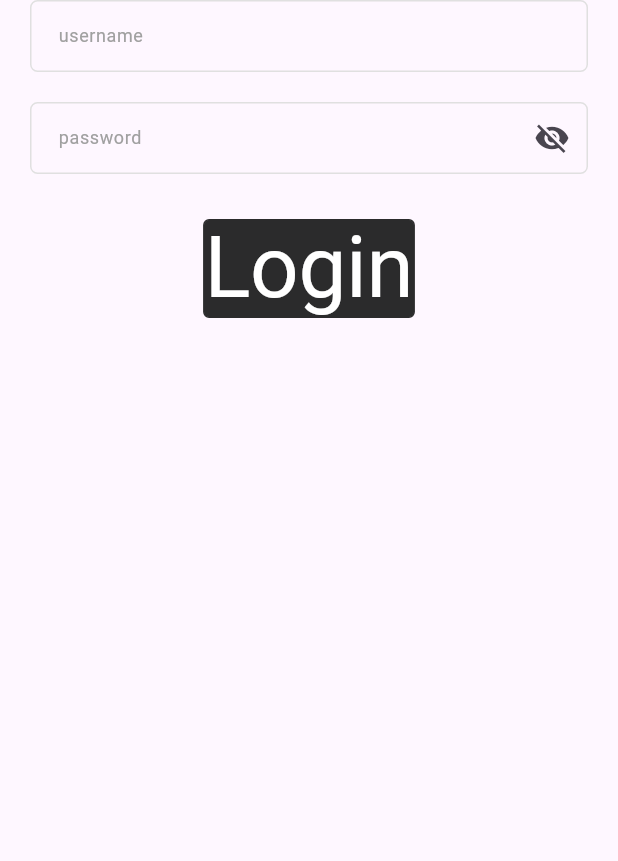
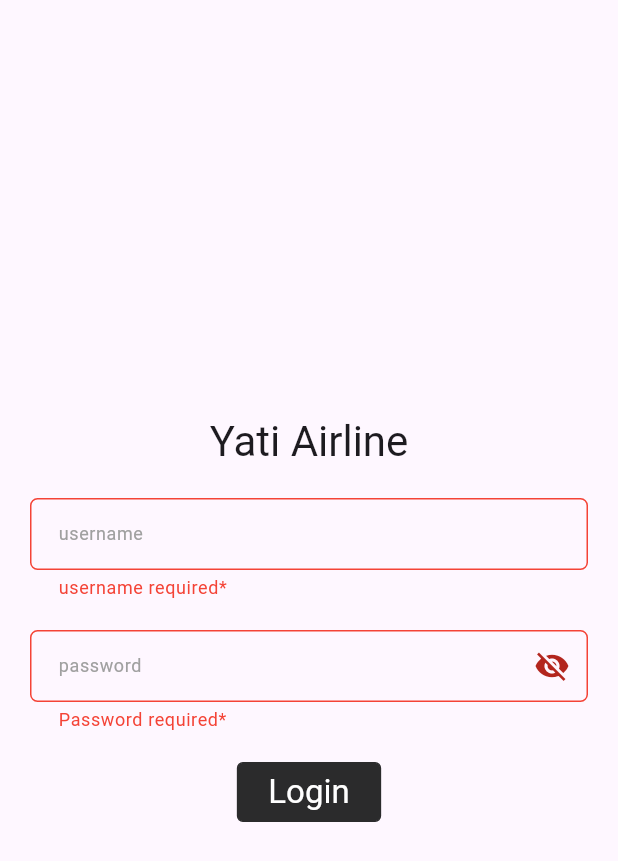
Before and after one commit to rohan-165/yati-airline, a Flutter app: the screen it shows after launch, after a tap on "Login", on a phone screen of 412 x 824 dp. Shown: the top 861 px of the screen. Run offline on Flutter 3.47's test engine with Material 3 defaults, Android fonts, the phone set to English and light mode, and no system bars; our stand-ins replace dartz, dio, flutter_screenutil, fluttertoast, get_it, pretty_dio_logger and 1 more.

Commit message:
added chnages

```diff
--- a/lib/core/services/network_service/api_manager.dart
+++ b/lib/core/services/network_service/api_manager.dart
@@ -12,7 +12,7 @@ class ApiManager {
 
   ApiManager() {
     final options = BaseOptions(
-      baseUrl: "http://",
+      baseUrl: "https://api.yourapi.com",
       connectTimeout: const Duration(seconds: 3),
       receiveTimeout: const Duration(minutes: 1),
       headers: {
--- a/lib/feature/auth/presentation/screen/login_screen.dart
+++ b/lib/feature/auth/presentation/screen/login_screen.dart
@@ -1,6 +1,10 @@
 import 'package:flutter/material.dart';
 import 'package:flutter_screenutil/flutter_screenutil.dart';
+import 'package:yati_airline/core/extension/build_context_extension.dart';
 import 'package:yati_airline/core/extension/widget_extensions.dart';
+import 'package:yati_airline/core/routes/routes_name.dart';
+import 'package:yati_airline/core/services/navigation_service.dart';
+import 'package:yati_airline/core/services/service_locator.dart';
 import 'package:yati_airline/core/utils/form_validation.dart';
 import 'package:yati_airline/widget/custom_botton.dart';
 import 'package:yati_airline/widget/screen_padding.dart';
@@ -24,9 +28,15 @@ class _LoginScreenState extends State<LoginScreen> {
         child: ScreenPadding(
           child: Form(
             key: _formKey,
+            child: Center(
               child: Column(
                 mainAxisSize: MainAxisSize.min,
                 children: [
+                  Text(
+                    'Yati Airline',
+                    style: context.textTheme.headlineMedium,
+                  ).padBottom(bottom: 20.h),
+
                   TextFieldWidget(
                     controller: _userNameController,
                     hintText: 'username',
@@ -38,8 +48,16 @@ class _LoginScreenState extends State<LoginScreen> {
                     validator: FormValidator.passwordValidator,
                     hintText: 'password',
                   ).padBottom(bottom: 20.h),
-                CustomBotton(onTap: () {}, lable: 'Login'),
+                  CustomBotton(
+                    onTap: () {
+                      if (_formKey.currentState!.validate()) {
+                        getIt<NavigationService>().navigateTo(RoutesName.home);
+                      }
+                    },
+                    lable: 'Login',
+                  ),
                 ],
+              ),
             ),
           ),
         ),
--- a/lib/feature/home/presentation/screen/home_screen.dart
+++ b/lib/feature/home/presentation/screen/home_screen.dart
@@ -10,6 +10,15 @@ class HomeScreen extends StatefulWidget {
 class _HomeScreenState extends State<HomeScreen> {
   @override
   Widget build(BuildContext context) {
-    return Scaffold();
+    return Scaffold(
+      body: SafeArea(
+        child: Center(
+          child: Text(
+            'Home Screen',
+            style: Theme.of(context).textTheme.headlineMedium,
+          ),
+        ),
+      ),
+    );
   }
 }
--- a/lib/widget/custom_botton.dart
+++ b/lib/widget/custom_botton.dart
@@ -32,14 +32,11 @@ class CustomBotton extends StatelessWidget {
         ),
         child: Text(
           lable ?? 'Proceed',
-              style: context.textTheme.displayLarge!.copyWith(
+          style: context.textTheme.titleLarge!.copyWith(
             color: lableColor ?? AppColors.whiteColor,
           ),
-            ),
-          )
-          .padHorizontal(horizontal: 20.w)
-          .padVertical(vertical: 10.h)
-          .onTap(onTap),
+        ).padHorizontal(horizontal: 20.w).padVertical(vertical: 5.h),
+      ).onTap(onTap),
     );
   }
 }
```
Also changed, not shown: 1 other file. Lines whose indentation alone changed are shown as unchanged.
